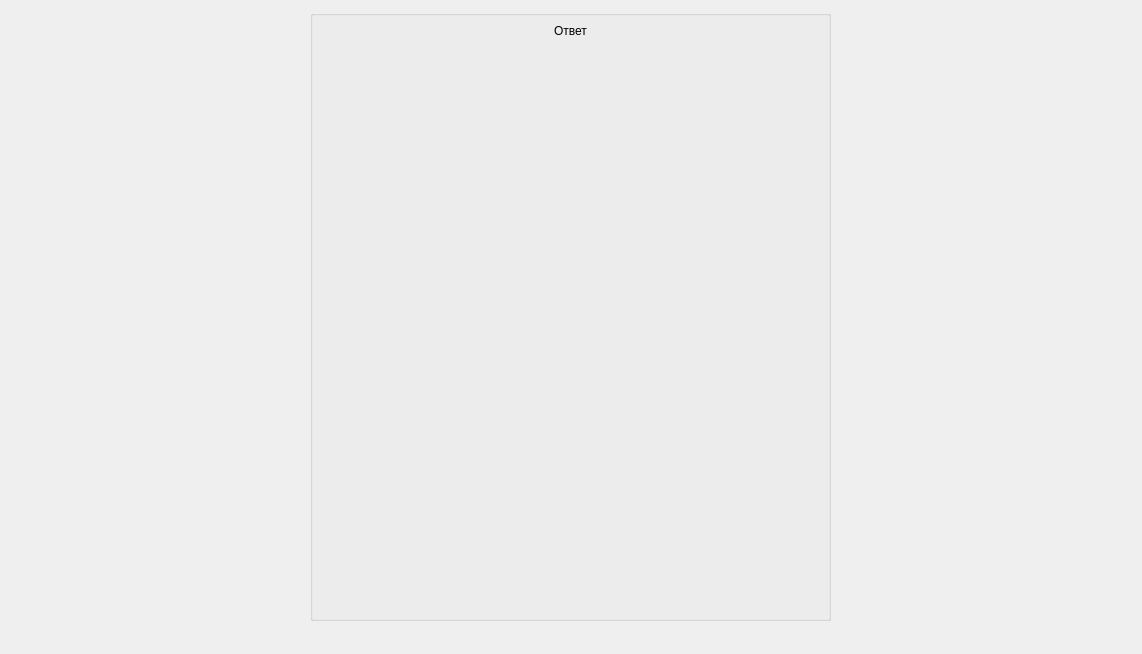
Qt form results.ui (Haveryx/SimplexMethod) before a commit.
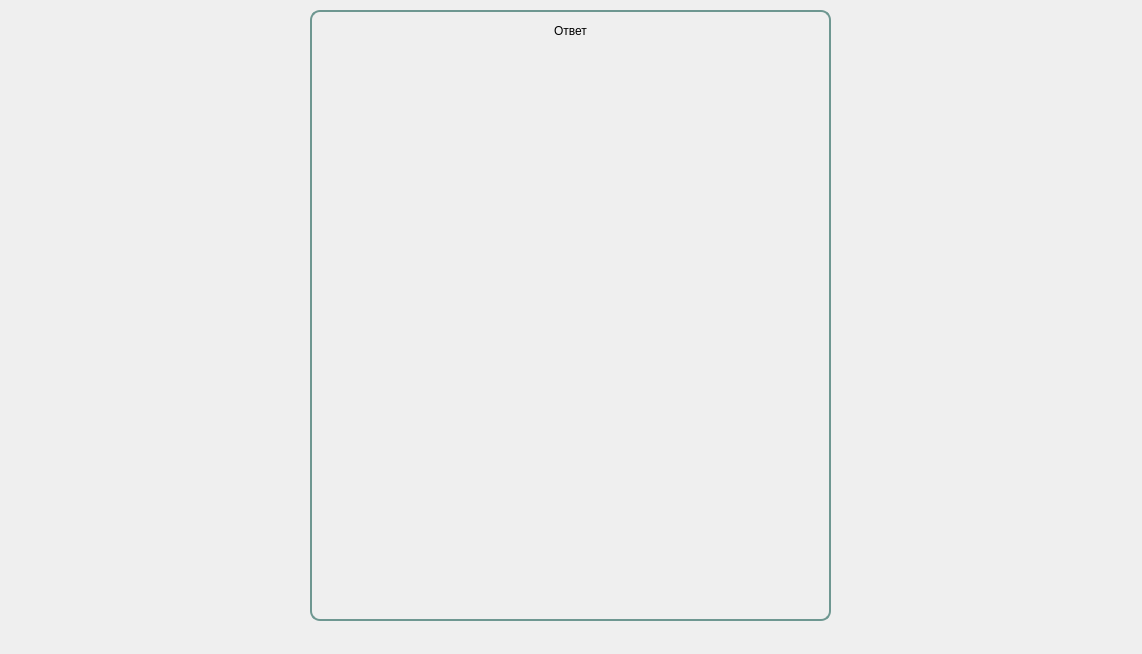
The same form after that commit.

```diff
--- a/results.ui
+++ b/results.ui
@@ -13,6 +13,16 @@
   <property name="windowTitle">
    <string>Form</string>
   </property>
+  <property name="styleSheet">
+   <string notr="true">QLabel{
+font: 75 18pt &quot;Times New Roman&quot;;
+}
+QGroupBox{
+border-radius:10px;
+border: 2px solid rgb(110,151,145);
+
+}</string>
+  </property>
   <widget class="QGroupBox" name="groupBox">
    <property name="geometry">
     <rect>
```
